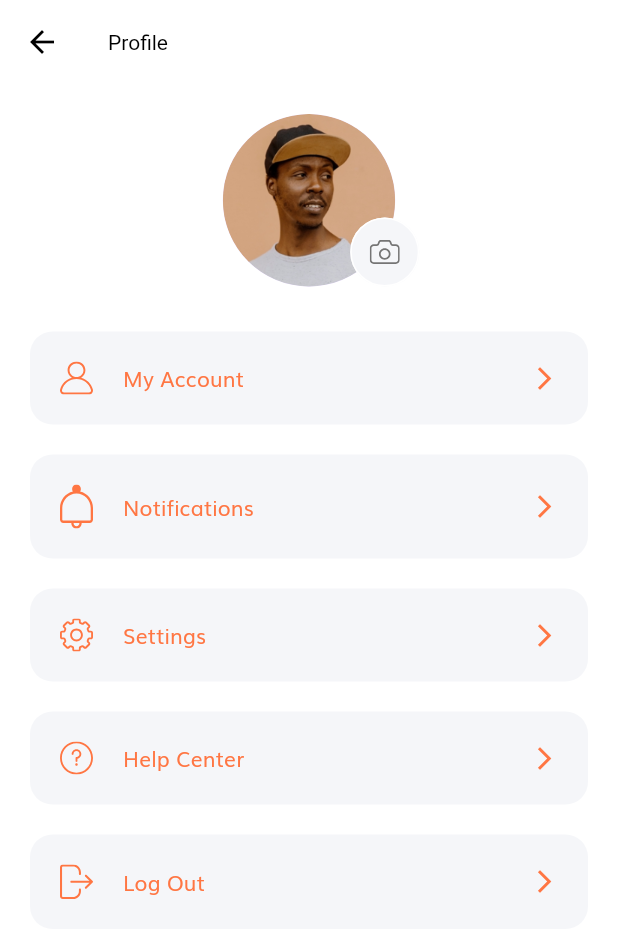
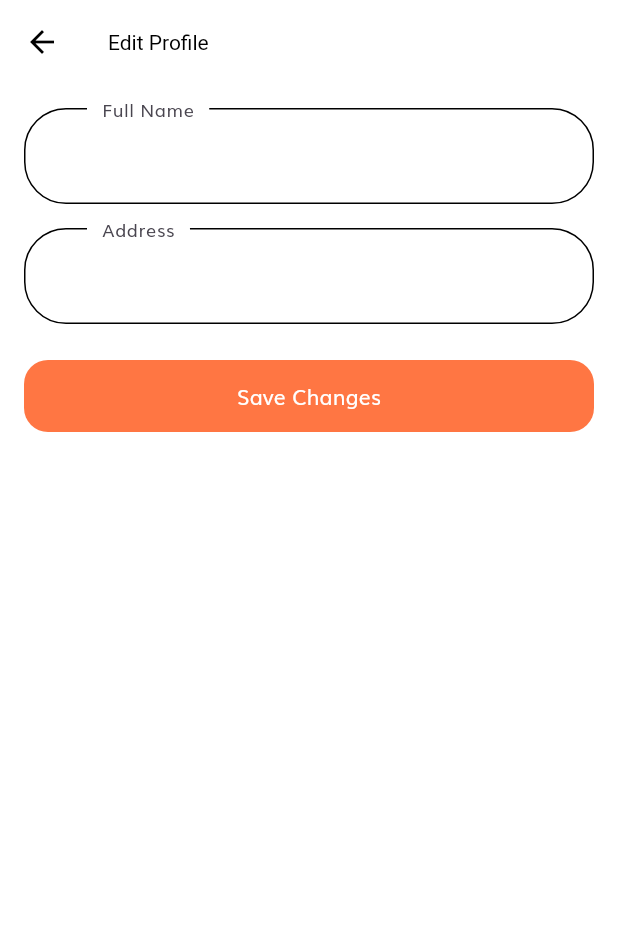
Before and after one commit to kemasghani/comodity-delivery-flutter, a Flutter app: the ProfileScreen screen opened by its route, after a tap on "My Account", on a phone screen of 412 x 824 dp. Shown: the top 938 px of the screen. Run offline on Flutter 3.47's test engine with Material 3 defaults, Android fonts, the light colour scheme and no system bars; our stand-ins replace flutter_svg, shared_preferences, supabase_flutter; accounts and stored records are empty; network calls fail.

Commit message:
edit profile

```diff
--- /dev/null
+++ b/lib/controllers/edit_profile_controller.dart
@@ -0,0 +1,37 @@
+import 'package:flutter/material.dart';
+import '../services/edit_profile_service.dart';
+import '../services/user_session.dart';
+import '../models/user_model.dart';
+
+class EditProfileController extends ChangeNotifier {
+  final EditProfileService _service = EditProfileService();
+  UserModel? user;
+  bool isLoading = false;
+
+  Future<void> loadUserProfile() async {
+    isLoading = true;
+    notifyListeners();
+
+    String? userId = await UserSession().getUserId();
+    if (userId != null) {
+      user = await _service.getUserProfile(userId);
+    }
+
+    isLoading = false;
+    notifyListeners();
+  }
+
+  Future<void> updateUserProfile(String name, String address) async {
+    if (user == null) return;
+
+    bool success = await _service.updateUserProfile(user!.id, {
+      'name': name,
+      'address': address,
+    });
+
+    if (success) {
+      user = UserModel(id: user!.id, name: name, address: address);
+      notifyListeners();
+    }
+  }
+}
--- a/lib/routes.dart
+++ b/lib/routes.dart
@@ -1,9 +1,9 @@
 import 'package:flutter/widgets.dart';
 import 'package:shop_app/view/products/products_screen.dart';
-
 import 'view/cart/cart_screen.dart';
 import 'view/complete_profile/complete_profile_screen.dart';
 import 'view/details/details_screen.dart';
+import 'view/edit_profile/edit_profile_screen.dart';
 import 'view/forgot_password/forgot_password_screen.dart';
 import 'view/home/home_screen.dart';
 import 'view/init_screen.dart';
@@ -30,4 +30,5 @@ final Map<String, WidgetBuilder> routes = {
   DetailsScreen.routeName: (context) => const DetailsScreen(),
   CartScreen.routeName: (context) => const CartScreen(),
   ProfileScreen.routeName: (context) => const ProfileScreen(),
+  EditProfileScreen.routeName: (context) => EditProfileScreen(), // Added route
 };
--- /dev/null
+++ b/lib/services/edit_profile_service.dart
@@ -0,0 +1,26 @@
+import 'package:supabase_flutter/supabase_flutter.dart';
+import '../models/user_model.dart';
+
+class EditProfileService {
+  final supabase = Supabase.instance.client;
+
+  Future<UserModel?> getUserProfile(String userId) async {
+    final response = await supabase
+        .from('users')
+        .select()
+        .eq('id', userId)
+        .single(); // Fetch only one user
+
+    if (response == null) return null;
+
+    return UserModel.fromJson(response);
+  }
+
+  Future<bool> updateUserProfile(
+      String userId, Map<String, dynamic> updatedData) async {
+    final response =
+        await supabase.from('users').update(updatedData).eq('id', userId);
+
+    return response.error == null; // Returns `true` if update is successful
+  }
+}
--- /dev/null
+++ b/lib/view/edit_profile/components/edit_profile_form.dart
@@ -0,0 +1,62 @@
+import 'package:flutter/material.dart';
+import 'package:provider/provider.dart';
+import '../../../controllers/edit_profile_controller.dart';
+
+class EditProfileForm extends StatefulWidget {
+  @override
+  _EditProfileFormState createState() => _EditProfileFormState();
+}
+
+class _EditProfileFormState extends State<EditProfileForm> {
+  final _formKey = GlobalKey<FormState>();
+  String? name, address;
+
+  @override
+  void initState() {
+    super.initState();
+    Future.microtask(() =>
+        Provider.of<EditProfileController>(context, listen: false)
+            .loadUserProfile());
+  }
+
+  @override
+  Widget build(BuildContext context) {
+    final controller = Provider.of<EditProfileController>(context);
+
+    if (controller.isLoading) {
+      return Center(child: CircularProgressIndicator());
+    }
+
+    return Form(
+      key: _formKey,
+      child: Column(
+        children: [
+          TextFormField(
+            initialValue: controller.user?.name ?? '',
+            decoration: InputDecoration(labelText: "Full Name"),
+            onSaved: (newValue) => name = newValue,
+          ),
+          SizedBox(height: 16),
+          TextFormField(
+            initialValue: controller.user?.address ?? '',
+            decoration: InputDecoration(labelText: "Address"),
+            onSaved: (newValue) => address = newValue,
+          ),
+          SizedBox(height: 24),
+          ElevatedButton(
+            onPressed: () {
+              if (_formKey.currentState!.validate()) {
+                _formKey.currentState!.save();
+                controller.updateUserProfile(name ?? '', address ?? '');
+                ScaffoldMessenger.of(context).showSnackBar(
+                  SnackBar(content: Text("Profile Updated")),
+                );
+              }
+            },
+            child: Text("Save Changes"),
+          ),
+        ],
+      ),
+    );
+  }
+}
--- /dev/null
+++ b/lib/view/edit_profile/edit_profile_screen.dart
@@ -0,0 +1,22 @@
+import 'package:flutter/material.dart';
+import 'package:provider/provider.dart';
+import 'components/edit_profile_form.dart';
+import '../../controllers/edit_profile_controller.dart';
+
+class EditProfileScreen extends StatelessWidget {
+  static String routeName = "/edit_profile";
+
+  @override
+  Widget build(BuildContext context) {
+    return ChangeNotifierProvider(
+      create: (context) => EditProfileController(),
+      child: Scaffold(
+        appBar: AppBar(title: Text("Edit Profile")),
+        body: Padding(
+          padding: EdgeInsets.all(16.0),
+          child: EditProfileForm(),
+        ),
+      ),
+    );
+  }
+}
--- a/lib/view/profile/profile_screen.dart
+++ b/lib/view/profile/profile_screen.dart
@@ -1,4 +1,5 @@
 import 'package:flutter/material.dart';
+import 'package:shop_app/view/edit_profile/edit_profile_screen.dart';
 
 import 'components/profile_menu.dart';
 import 'components/profile_pic.dart';
@@ -7,6 +8,7 @@ class ProfileScreen extends StatelessWidget {
   static String routeName = "/profile";
 
   const ProfileScreen({super.key});
+
   @override
   Widget build(BuildContext context) {
     return Scaffold(
@@ -22,7 +24,9 @@ class ProfileScreen extends StatelessWidget {
             ProfileMenu(
               text: "My Account",
               icon: "assets/icons/User Icon.svg",
-              press: () => {},
+              press: () {
+                Navigator.pushNamed(context, EditProfileScreen.routeName);
+              },
             ),
             ProfileMenu(
               text: "Notifications",
```
Also changed, not shown: lib/view/edit_profile/components/edit_profile_pic.dart (added, +36 -0 lines), lib/view/sign_up/components/sign_up_form.dart (+28 -1 lines).
